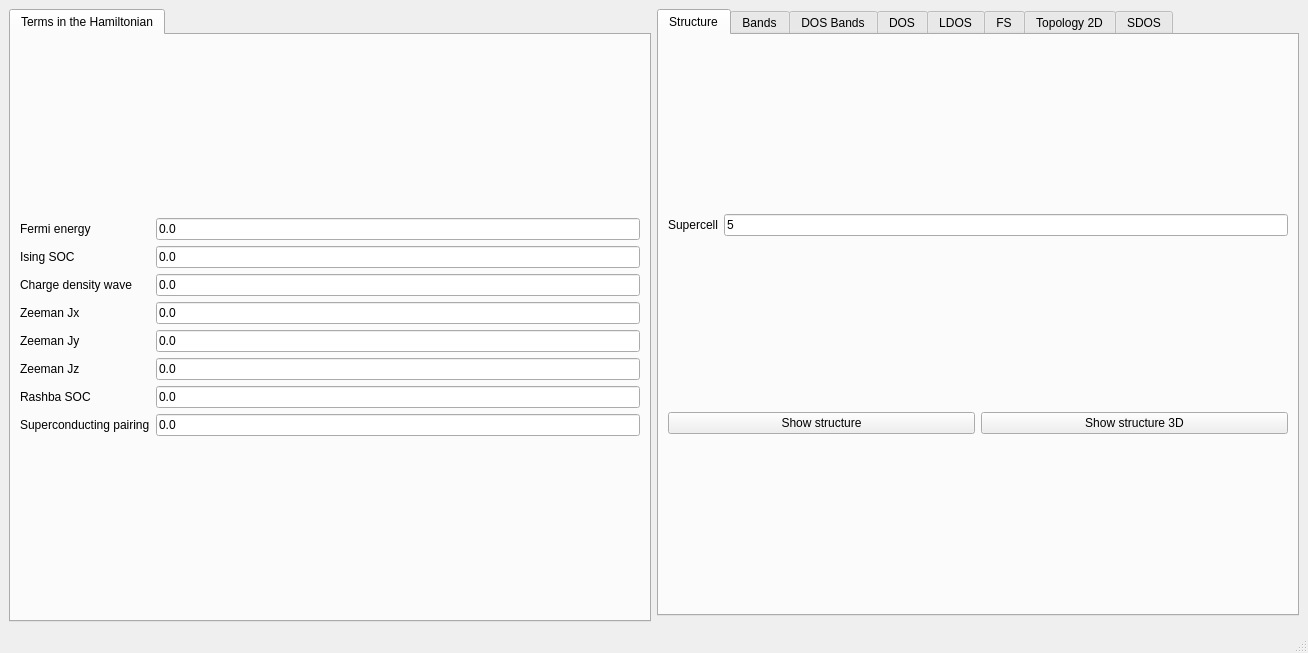
Old version of the form interface-pyqt/tmdc/interface.ui in the repository joselado/quantum-lattice.
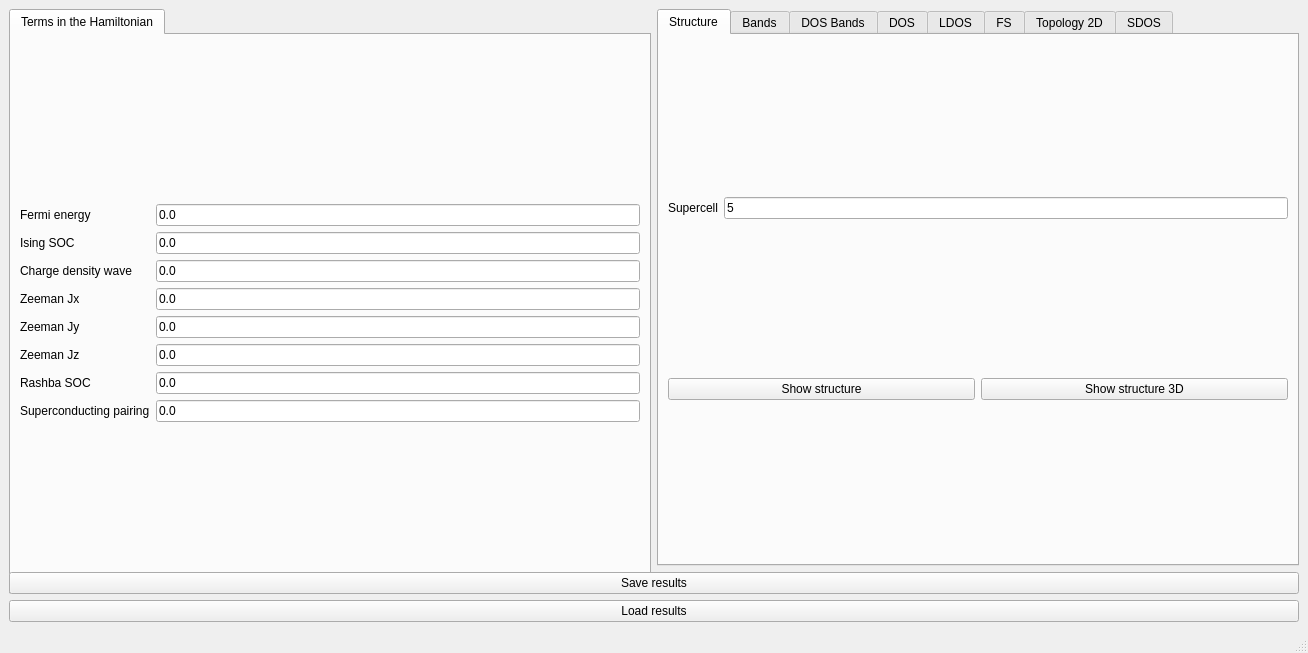
New version of the form.

Commit message: Add save/load of interface state (parameters + results since last change)

```diff
--- a/interface-pyqt/tmdc/interface.ui
+++ b/interface-pyqt/tmdc/interface.ui
@@ -778,6 +778,20 @@
       </widget>
      </widget>
     </item>
+    <item row="1" column="0" colspan="2">
+     <widget class="QPushButton" name="save_results">
+      <property name="text">
+       <string>Save results</string>
+      </property>
+     </widget>
+    </item>
+    <item row="2" column="0" colspan="2">
+     <widget class="QPushButton" name="load_results">
+      <property name="text">
+       <string>Load results</string>
+      </property>
+     </widget>
+    </item>
    </layout>
   </widget>
   <widget class="QMenuBar" name="menubar">
```
The commit also changes 43 other files.
